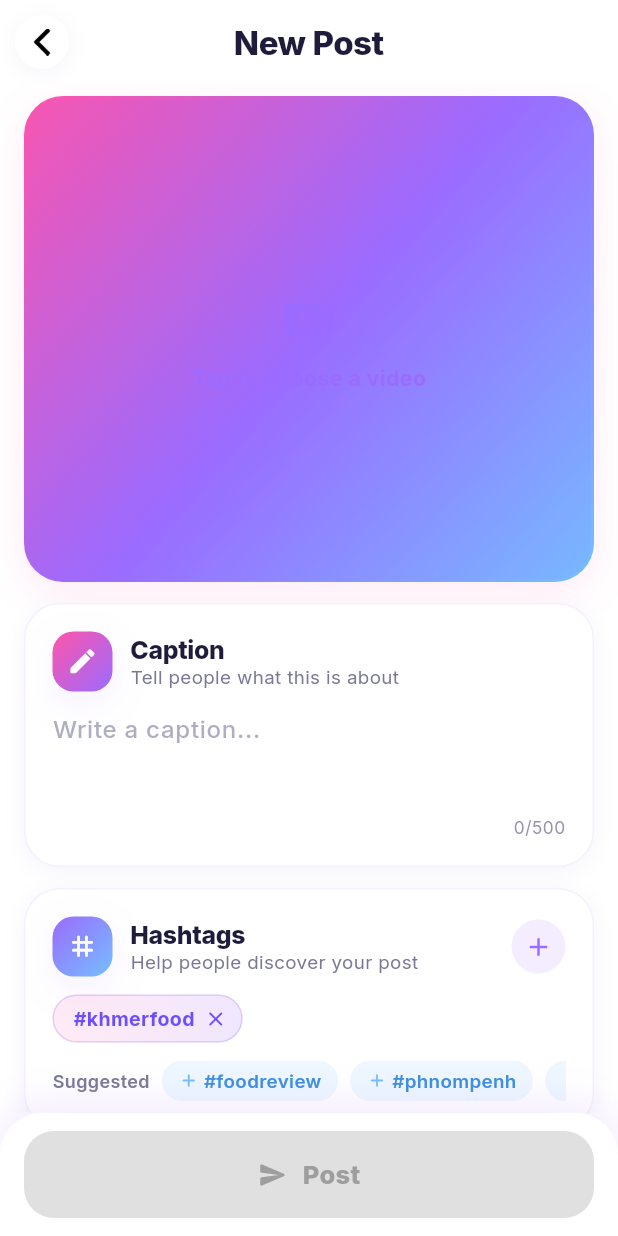
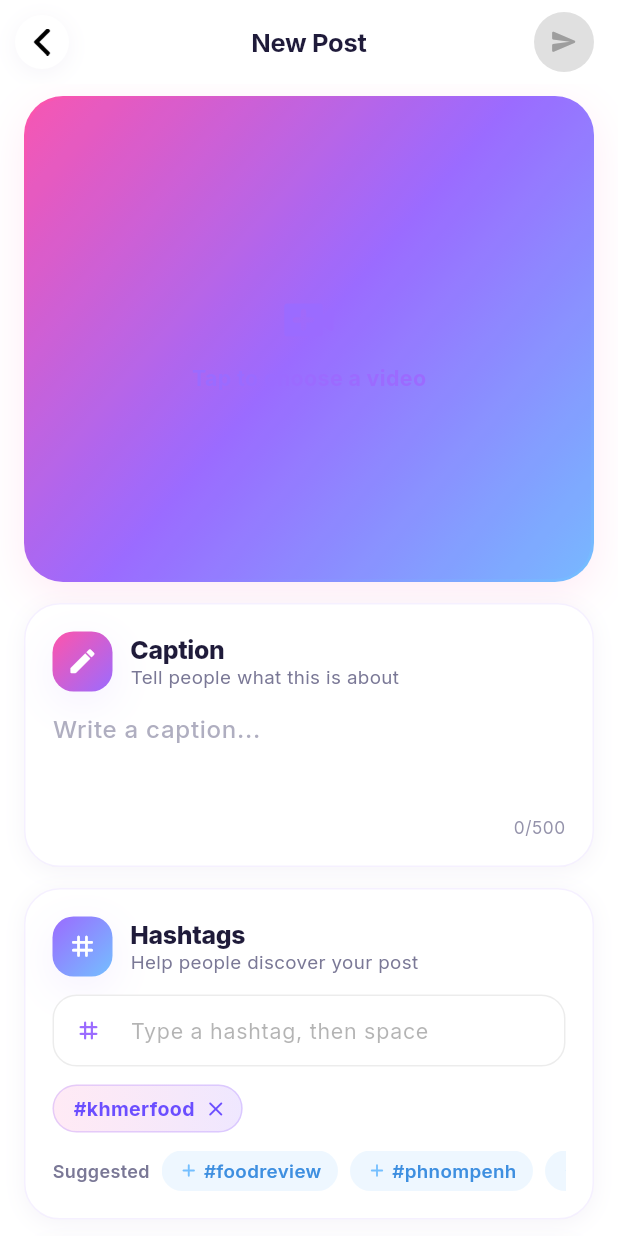
Before and after one commit to Um-chankreas/khmercat_app, a Flutter app: the VideoUploadScreen screen opened directly, after a tap on the "add" icon, on a phone screen of 412 x 824 dp. Run offline on Flutter 3.47's test engine with Material 3 defaults, Android fonts, the phone set to English and light mode, and no system bars; our stand-ins replace cached_network_image, camera, dio, dotted_border, firebase_core, firebase_messaging and 17 more; missing offline and left inert: cached_video_player_plus, v_video_compressor; accounts and stored records are empty; network calls fail.

Commit message:
Polish new post screen: smaller title, app bar post action, inline hashtag input
Co-Authored-By: Claude Sonnet 5.5 <noreply@anthropic.com>
Claude-Session: https://claude.ai/code/session_014KB5BUGRfkQGG83zetuJrP

```diff
--- a/lib/src/video_upload/presentation/video_upload_screen.dart
+++ b/lib/src/video_upload/presentation/video_upload_screen.dart
@@ -1,5 +1,6 @@
 import 'dart:io';
 import 'package:flutter/material.dart';
+import 'package:flutter/services.dart';
 import 'package:flutter_hooks/flutter_hooks.dart';
 import 'package:gap/gap.dart';
 import 'package:hooks_riverpod/hooks_riverpod.dart';
@@ -86,8 +87,6 @@ class VideoUploadScreen extends HookConsumerWidget {
 
     final hashtags = useState<List<String>>([]);
     final tagInputCtr = useTextEditingController();
-    final tagInputFocus = useFocusNode();
-    final isAddingTag = useState(false);
 
     // When the user is acting as a restaurant, post as it by default.
     final activeRestaurant = ref.watch(activeRestaurantProvider);
@@ -198,12 +197,20 @@ class VideoUploadScreen extends HookConsumerWidget {
                 },
               ),
             ),
+            actions: [
+              if (!isProcessing && state.stage != UploadStage.success)
+                _PostAction(
+                  enabled: canPost,
+                  retry: state.stage == UploadStage.error,
+                  onTap: handleUpload,
+                ),
+            ],
             title: const Text(
               'New Post',
               style: TextStyle(
-                fontWeight: FontWeight.w800,
-                fontSize: 22,
-                letterSpacing: -0.3,
+                fontWeight: FontWeight.w700,
+                fontSize: 17,
+                letterSpacing: -0.2,
                 color: _Brand.ink,
               ),
             ),
@@ -278,52 +285,52 @@ class VideoUploadScreen extends HookConsumerWidget {
                           child: Column(
                             crossAxisAlignment: CrossAxisAlignment.stretch,
                             children: [
-                              Row(
-                                children: [
-                                  const Expanded(
-                                    child: _SectionHeader(
+                              const _SectionHeader(
                                 icon: Icons.tag_rounded,
                                 gradient: _Brand.purpleBlue,
                                 title: 'Hashtags',
-                                      subtitle:
-                                          'Help people discover your post',
+                                subtitle: 'Help people discover your post',
                               ),
-                                  ),
-                                  _CircleIconButton(
-                                    icon: Icons.add,
-                                    onTap: () {
-                                      isAddingTag.value = true;
-                                      tagInputFocus.requestFocus();
-                                    },
-                                  ),
-                                ],
-                              ),
-                              if (isAddingTag.value) ...[
                               const Gap(12),
                               TextField(
                                 controller: tagInputCtr,
-                                  focusNode: tagInputFocus,
-                                  autofocus: true,
                                 textInputAction: TextInputAction.done,
+                                autocorrect: false,
+                                inputFormatters: [
+                                  FilteringTextInputFormatter.deny(
+                                    RegExp(r'[#]'),
+                                  ),
+                                ],
                                 onSubmitted: addTag,
+                                // Space or comma commits the tag.
+                                onChanged: (v) {
+                                  if (v.endsWith(' ') || v.endsWith(',')) {
+                                    addTag(v.replaceAll(',', ''));
+                                  }
+                                },
                                 decoration: InputDecoration(
-                                    hintText: 'Add a hashtag...',
+                                  hintText: 'Type a hashtag, then space',
                                   prefixIcon: const Icon(
                                     Icons.tag_rounded,
                                     size: 18,
                                     color: _Brand.purple,
                                   ),
-                                    suffixIcon: IconButton(
+                                  suffixIcon: ValueListenableBuilder(
+                                    valueListenable: tagInputCtr,
+                                    builder: (_, v, _) => v.text.trim().isEmpty
+                                        ? const SizedBox.shrink()
+                                        : IconButton(
                                             icon: const Icon(
-                                        Icons.check_circle_rounded,
+                                              Icons.add_circle_rounded,
                                               color: _Brand.purple,
                                             ),
-                                      onPressed: () => addTag(tagInputCtr.text),
+                                            onPressed: () =>
+                                                addTag(tagInputCtr.text),
+                                          ),
                                   ),
                                   isDense: true,
                                 ),
                               ),
-                              ],
                               if (hashtags.value.isNotEmpty) ...[
                                 const Gap(12),
                                 Wrap(
@@ -1272,12 +1279,51 @@ class _BottomAction extends StatelessWidget {
       );
     }
 
-    final label = state.stage == UploadStage.error ? 'Try Again' : 'Post';
-    return _BottomBar(
-      child: _GradientButton(
-        onTap: canPost ? onUpload : null,
-        text: label,
-        icon: Icons.send_rounded,
+    // The Post action lives in the app bar.
+    return const SizedBox.shrink();
+  }
+}
+
+/// Gradient send icon in the app bar; muted when the form isn't ready.
+class _PostAction extends StatelessWidget {
+  final bool enabled;
+  final bool retry;
+  final VoidCallback onTap;
+  const _PostAction({
+    required this.enabled,
+    required this.onTap,
+    this.retry = false,
+  });
+
+  @override
+  Widget build(BuildContext context) {
+    return Padding(
+      padding: const EdgeInsets.only(right: 16),
+      child: Center(
+        child: Tooltip(
+          message: retry ? 'Try again' : 'Post',
+          child: GestureDetector(
+            onTap: enabled ? onTap : null,
+            child: AnimatedContainer(
+              duration: const Duration(milliseconds: 200),
+              width: 40,
+              height: 40,
+              decoration: BoxDecoration(
+                shape: BoxShape.circle,
+                gradient: enabled ? _Brand.gradient : null,
+                color: enabled ? null : Colors.grey.shade300,
+                boxShadow: enabled
+                    ? _Brand.softShadow(_Brand.pink, alpha: 0.3)
+                    : const [],
+              ),
+              child: Icon(
+                retry ? Icons.refresh_rounded : Icons.send_rounded,
+                size: 19,
+                color: enabled ? Colors.white : Colors.grey.shade500,
+              ),
+            ),
+          ),
+        ),
       ),
     );
   }
```
Lines whose indentation alone changed are shown as unchanged.
